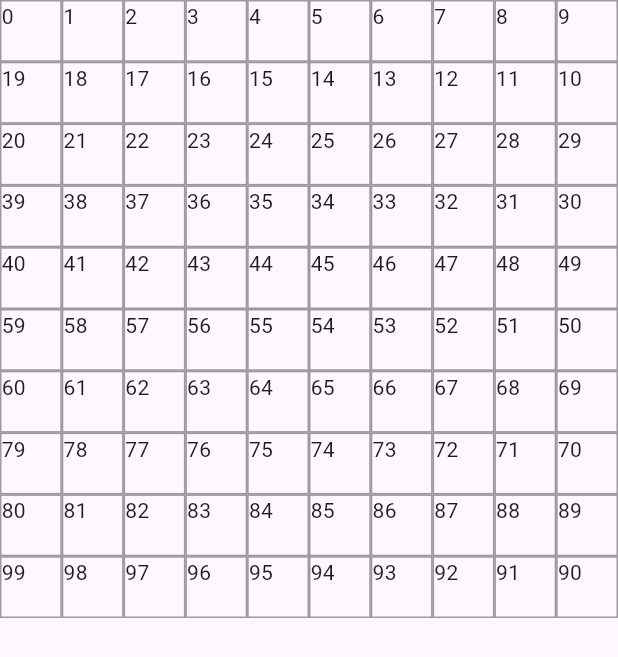
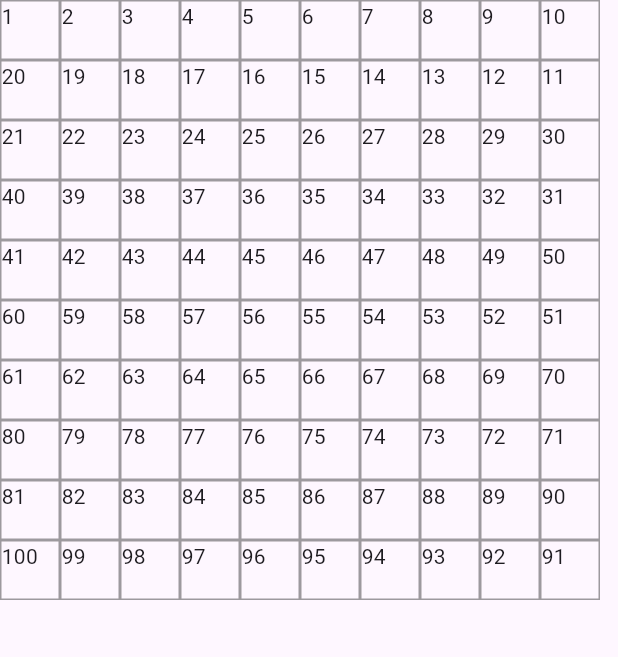
Before and after one commit to zan-os/snakes-and-ladders, a Flutter app: the screen it shows after launch, on a phone screen of 412 x 824 dp. Shown: the top 657 px of the screen. Run offline on Flutter 3.47's test engine with Material 3 defaults, Android fonts, the phone set to English and light mode, and no system bars.

Commit message:
feat: implement GlobalKey extension and update GameBoardWidget to utilize it

```diff
--- a/lib/game_board/board_widget.dart
+++ b/lib/game_board/board_widget.dart
@@ -1,4 +1,7 @@
+import 'package:collection/collection.dart';
 import 'package:flutter/material.dart';
+import 'package:snakes_and_ladders/extension/extensions.dart';
+import 'package:snakes_and_ladders/game_board/model/board_model.dart';
 
 class GameBoardWidget extends StatefulWidget {
   const GameBoardWidget({super.key});
@@ -10,36 +13,95 @@ class GameBoardWidget extends StatefulWidget {
 class _GameBoardWidgetState extends State<GameBoardWidget> {
   final int crossAxisCount = 10;
   final int tileTotal = 100;
-  final tileKeys = List.generate(100, (index) => GlobalKey());
+
+  List<GlobalKey> tileKeys = [];
+  List<BoardModel> boardTiles = [];
+
+  @override
+  void initState() {
+    super.initState();
+
+    // Initialize the list of GlobalKeys for each tile
+    // This is necessary to ensure that each tile can be uniquely identified
+    _initializeTileKeys();
+
+    // Generate the board model after the first frame is rendered
+    _generateBoardModel();
+
+    // Trigger a rebuild to ensure the board model is ready
+    setState(() {});
+
+    WidgetsBinding.instance.addPostFrameCallback((_) {
+      // Set the rectangle for each tile based on its GlobalKey
+      // This is necessary to ensure that the tiles have their positions set correctly
+      _setTileRect();
+
+      // Trigger a rebuild to ensure the board model is ready
+      setState(() {});
+    });
+  }
+
+  void _initializeTileKeys() {
+    tileKeys = List.generate(tileTotal, (index) => GlobalKey());
+  }
+
+  void _generateBoardModel() {
+    boardTiles = List.generate(tileTotal, (index) {
+      final row = index ~/ crossAxisCount;
+      final column = index % crossAxisCount;
+
+      // Determine the position of the tile
+      int pos = 0;
+      if (row % 2 == 0) {
+        pos = row * crossAxisCount + column;
+      } else {
+        pos = row * crossAxisCount + (crossAxisCount - column - 1);
+      }
+
+      // Create a BoardModel for each tile
+      return BoardModel(
+        pos: pos + 1, // +1 to make it 1-indexed
+        snakes: {},
+        ladders: {},
+        playersAtPosition: [],
+        tileType: TileType.normal,
+      );
+    });
+  }
+
+  void _setTileRect() {
+    boardTiles = boardTiles.mapIndexed((index, element) {
+      // Update the rectangle of each tile based on its GlobalKey
+      return element.copyWith(rect: tileKeys[index].globalKeyPaintBounds(15));
+    }).toList();
+  }
 
   @override
   Widget build(BuildContext context) {
-    return GridView.builder(
+    return SizedBox(
+      height: 400,
+      width: 400,
+      child: GridView.builder(
+        shrinkWrap: true,
         gridDelegate: SliverGridDelegateWithFixedCrossAxisCount(
           crossAxisCount: crossAxisCount,
         ),
         itemCount: tileTotal,
-      itemBuilder: (context, realIndex) {
-        final row = realIndex ~/ crossAxisCount;
-        final column = realIndex % crossAxisCount;
-
-        int index = 0;
-
-        if (row % 2 == 0) {
-          index = row * crossAxisCount + column;
-        } else {
-          index = row * crossAxisCount + (crossAxisCount - column - 1);
-        }
+        itemBuilder: (context, index) {
+          final tile = boardTiles[index];
 
           return Container(
             key: tileKeys[index],
-          decoration: BoxDecoration(border: Border.all(color: Colors.black38)),
+            decoration: BoxDecoration(
+              border: Border.all(color: Colors.black38),
+            ),
             child: Align(
               alignment: Alignment.topLeft,
-            child: Text(index.toString()),
+              child: Text(tile.pos.toString()),
             ),
           );
         },
+      ),
     );
   }
 }
```
Also changed, not shown: lib/extension/extensions.dart (added, +18 -0 lines). Lines whose indentation alone changed are shown as unchanged.
